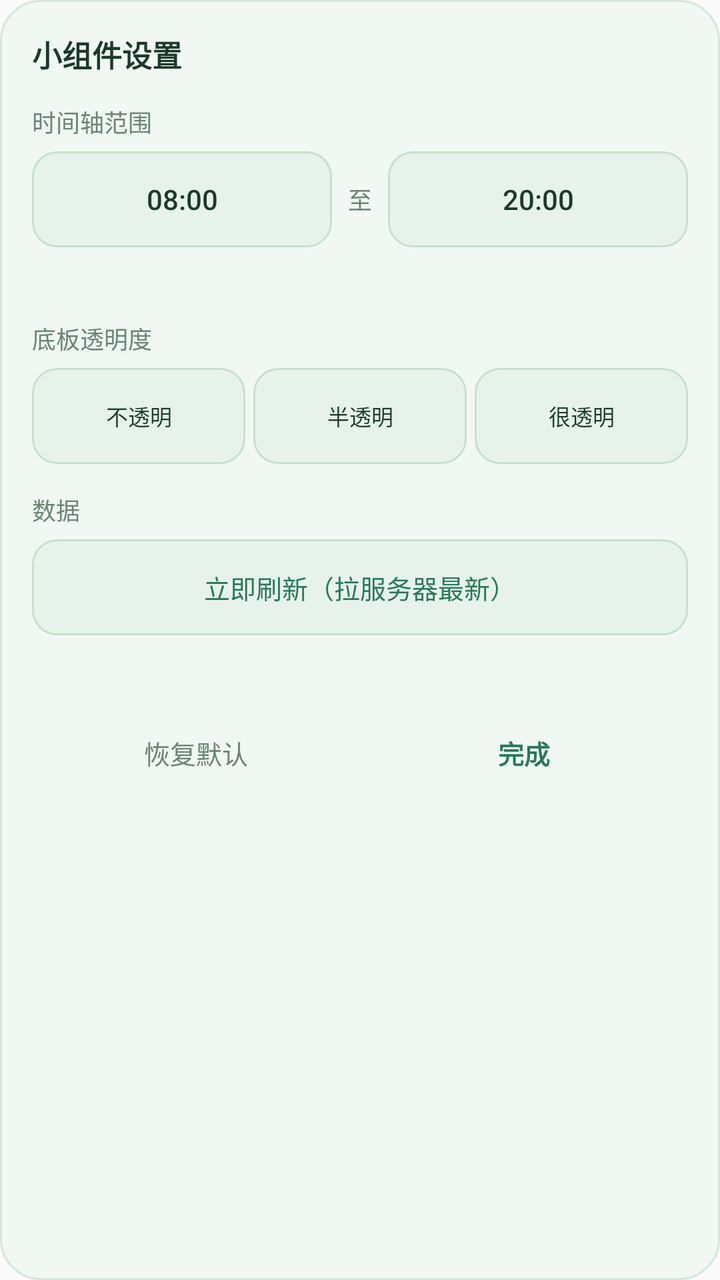
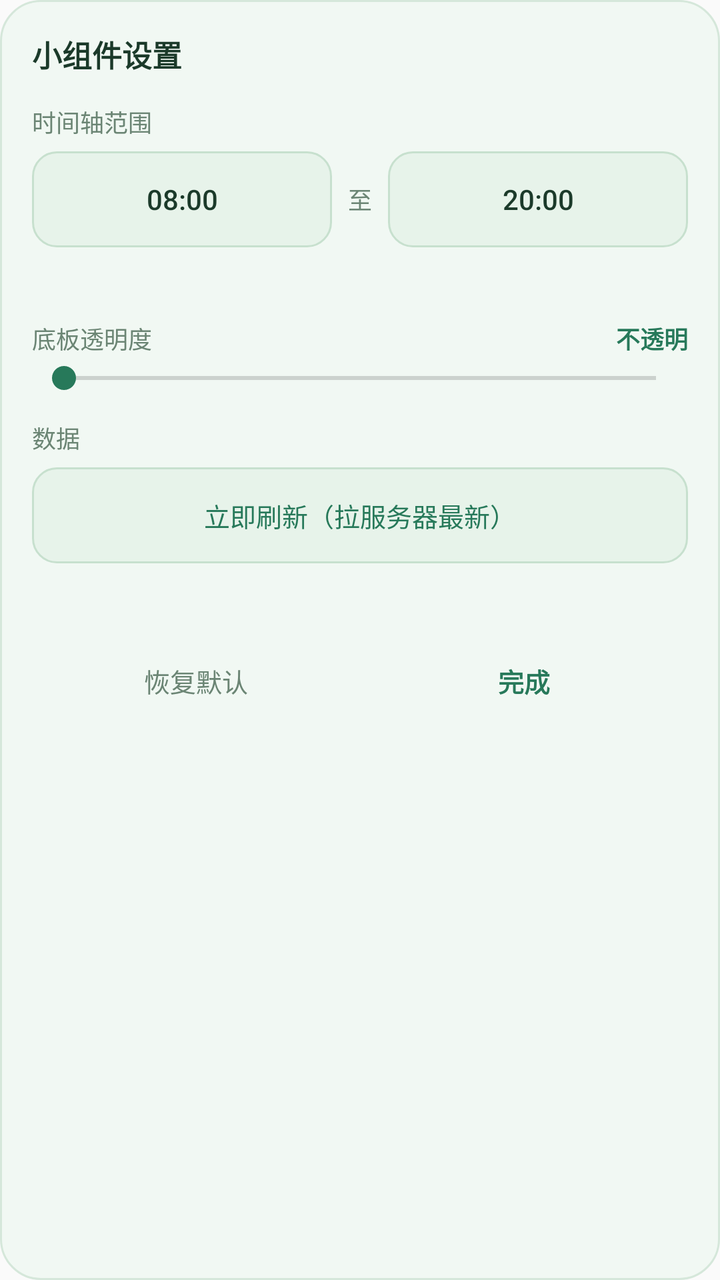

An Android layout rendered at two revisions. The XML below is the earlier revision; the diff shows what the commit changed to produce the second picture.
<!-- AndroidManifest.xml: application theme AppTheme -->
<!-- res/layout/dialog_settings.xml -->
<?xml version="1.0" encoding="utf-8"?>
<LinearLayout xmlns:android="http://schemas.android.com/apk/res/android"
    android:layout_width="292dp"
    android:layout_height="wrap_content"
    android:background="@drawable/widget_bg"
    android:orientation="vertical"
    android:padding="16dp">

    <TextView
        android:layout_width="match_parent"
        android:layout_height="wrap_content"
        android:text="小组件设置"
        android:textColor="#1B3A2A"
        android:textSize="15sp"
        android:textStyle="bold" />

    
    <TextView
        android:layout_width="match_parent"
        android:layout_height="wrap_content"
        android:layout_marginTop="14dp"
        android:text="时间轴范围"
        android:textColor="#6B8574"
        android:textSize="12sp" />

    <LinearLayout
        android:layout_width="match_parent"
        android:layout_height="wrap_content"
        android:layout_marginTop="6dp"
        android:gravity="center_vertical"
        android:orientation="horizontal">

        <Button
            android:id="@+id/s_start"
            style="?android:attr/borderlessButtonStyle"
            android:layout_width="0dp"
            android:layout_height="wrap_content"
            android:layout_weight="1"
            android:background="@drawable/widget_habit_bg"
            android:text="08:00"
            android:textColor="#1B3A2A"
            android:textSize="14sp" />

        <TextView
            android:layout_width="wrap_content"
            android:layout_height="wrap_content"
            android:layout_marginLeft="8dp"
            android:layout_marginRight="8dp"
            android:text="至"
            android:textColor="#6B8574"
            android:textSize="12sp" />

        <Button
            android:id="@+id/s_end"
            style="?android:attr/borderlessButtonStyle"
            android:layout_width="0dp"
            android:layout_height="wrap_content"
            android:layout_weight="1"
            android:background="@drawable/widget_habit_bg"
            android:text="20:00"
            android:textColor="#1B3A2A"
            android:textSize="14sp" />
    </LinearLayout>

    <TextView
        android:id="@+id/s_hint"
        android:layout_width="match_parent"
        android:layout_height="wrap_content"
        android:layout_marginTop="8dp"
        android:textColor="#8AA294"
        android:textSize="11sp" />

    
    <TextView
        android:layout_width="match_parent"
        android:layout_height="wrap_content"
        android:layout_marginTop="14dp"
        android:text="底板透明度"
        android:textColor="#6B8574"
        android:textSize="12sp" />

    <LinearLayout
        android:layout_width="match_parent"
        android:layout_height="wrap_content"
        android:layout_marginTop="6dp"
        android:orientation="horizontal">

        <Button
            android:id="@+id/s_a100"
            style="?android:attr/borderlessButtonStyle"
            android:layout_width="0dp"
            android:layout_height="wrap_content"
            android:layout_weight="1"
            android:background="@drawable/widget_habit_bg"
            android:minWidth="0dp"
            android:paddingLeft="0dp"
            android:paddingRight="0dp"
            android:text="不透明"
            android:textColor="#1B3A2A"
            android:textSize="11sp" />

        <Button
            android:id="@+id/s_a70"
            style="?android:attr/borderlessButtonStyle"
            android:layout_width="0dp"
            android:layout_height="wrap_content"
            android:layout_marginLeft="4dp"
            android:layout_weight="1"
            android:background="@drawable/widget_habit_bg"
            android:minWidth="0dp"
            android:paddingLeft="0dp"
            android:paddingRight="0dp"
            android:text="半透明"
            android:textColor="#1B3A2A"
            android:textSize="11sp" />

        <Button
            android:id="@+id/s_a45"
            style="?android:attr/borderlessButtonStyle"
            android:layout_width="0dp"
            android:layout_height="wrap_content"
            android:layout_marginLeft="4dp"
            android:layout_weight="1"
            android:background="@drawable/widget_habit_bg"
            android:minWidth="0dp"
            android:paddingLeft="0dp"
            android:paddingRight="0dp"
            android:text="很透明"
            android:textColor="#1B3A2A"
            android:textSize="11sp" />
    </LinearLayout>

    
    <TextView
        android:layout_width="match_parent"
        android:layout_height="wrap_content"
        android:layout_marginTop="14dp"
        android:text="数据"
        android:textColor="#6B8574"
        android:textSize="12sp" />

    <Button
        android:id="@+id/s_refresh"
        style="?android:attr/borderlessButtonStyle"
        android:layout_width="match_parent"
        android:layout_height="wrap_content"
        android:layout_marginTop="6dp"
        android:background="@drawable/widget_habit_bg"
        android:text="立即刷新（拉服务器最新）"
        android:textColor="#27795A"
        android:textSize="13sp" />

    <TextView
        android:id="@+id/s_status"
        android:layout_width="match_parent"
        android:layout_height="wrap_content"
        android:layout_marginTop="6dp"
        android:textColor="#8AA294"
        android:textSize="11sp" />

    
    <LinearLayout
        android:layout_width="match_parent"
        android:layout_height="wrap_content"
        android:layout_marginTop="14dp"
        android:orientation="horizontal">

        <Button
            android:id="@+id/s_reset"
            style="?android:attr/borderlessButtonStyle"
            android:layout_width="0dp"
            android:layout_height="wrap_content"
            android:layout_weight="1"
            android:text="恢复默认"
            android:textColor="#6B8574"
            android:textSize="13sp" />

        <Button
            android:id="@+id/s_done"
            style="?android:attr/borderlessButtonStyle"
            android:layout_width="0dp"
            android:layout_height="wrap_content"
            android:layout_weight="1"
            android:text="完成"
            android:textColor="#27795A"
            android:textSize="13sp"
            android:textStyle="bold" />
    </LinearLayout>
</LinearLayout>
<!-- resources referenced by this layout -->
<resources>
  <!-- drawable widget_bg (drawable) -->
  <?xml version="1.0" encoding="utf-8"?>
  <shape xmlns:android="http://schemas.android.com/apk/res/android"
      android:shape="rectangle">
      <solid android:color="#F1F8F3" />
      <corners android:radius="20dp" />
      <stroke android:width="1dp" android:color="#D5E7DA" />
  </shape>
  <!-- drawable widget_habit_bg (drawable) -->
  <?xml version="1.0" encoding="utf-8"?>
  <shape xmlns:android="http://schemas.android.com/apk/res/android"
      android:shape="rectangle">
      <solid android:color="#E7F3EA" />
      <corners android:radius="12dp" />
      <stroke android:width="1dp" android:color="#C7E0CE" />
  </shape>
  <style name="AppTheme" parent="Theme.AppCompat.Light.DarkActionBar">
          
          <item name="colorPrimary">@color/colorPrimary</item>
          <item name="colorPrimaryDark">@color/colorPrimaryDark</item>
          <item name="colorAccent">@color/colorAccent</item>
      </style>
</resources>

<!-- the commit's change to res/layout/dialog_settings.xml (unified diff, before → after) -->
@@ -71,70 +71,45 @@
         android:textSize="11sp" />
 
     
-    <TextView
+    <LinearLayout
         android:layout_width="match_parent"
         android:layout_height="wrap_content"
         android:layout_marginTop="14dp"
-        android:text="底板透明度"
-        android:textColor="#6B8574"
-        android:textSize="12sp" />
-
-    <LinearLayout
-        android:layout_width="match_parent"
-        android:layout_height="wrap_content"
-        android:layout_marginTop="6dp"
         android:orientation="horizontal">
 
-        <Button
-            android:id="@+id/s_a100"
-            style="?android:attr/borderlessButtonStyle"
+        <TextView
             android:layout_width="0dp"
             android:layout_height="wrap_content"
             android:layout_weight="1"
-            android:background="@drawable/widget_habit_bg"
-            android:minWidth="0dp"
-            android:paddingLeft="0dp"
-            android:paddingRight="0dp"
+            android:text="底板透明度"
+            android:textColor="#6B8574"
+            android:textSize="12sp" />
+
+        <TextView
+            android:id="@+id/s_alpha_label"
+            android:layout_width="wrap_content"
+            android:layout_height="wrap_content"
             android:text="不透明"
-            android:textColor="#1B3A2A"
-            android:textSize="11sp" />
+            android:textColor="#27795A"
+            android:textSize="12sp"
+            android:textStyle="bold" />
+    </LinearLayout>
 
-        <Button
-            android:id="@+id/s_a70"
-            style="?android:attr/borderlessButtonStyle"
-            android:layout_width="0dp"
-            android:layout_height="wrap_content"
-            android:layout_marginLeft="4dp"
-            android:layout_weight="1"
-            android:background="@drawable/widget_habit_bg"
-            android:minWidth="0dp"
-            android:paddingLeft="0dp"
-            android:paddingRight="0dp"
-            android:text="半透明"
-            android:textColor="#1B3A2A"
-            android:textSize="11sp" />
-
-        <Button
-            android:id="@+id/s_a45"
-            style="?android:attr/borderlessButtonStyle"
-            android:layout_width="0dp"
-            android:layout_height="wrap_content"
-            android:layout_marginLeft="4dp"
-            android:layout_weight="1"
-            android:background="@drawable/widget_habit_bg"
-            android:minWidth="0dp"
-            android:paddingLeft="0dp"
-            android:paddingRight="0dp"
-            android:text="很透明"
-            android:textColor="#1B3A2A"
-            android:textSize="11sp" />
-    </LinearLayout>
+    <SeekBar
+        android:id="@+id/s_alpha"
+        android:layout_width="match_parent"
+        android:layout_height="wrap_content"
+        android:layout_marginTop="2dp"
+        android:max="4"
+        android:progress="0"
+        android:progressTint="#27795A"
+        android:thumbTint="#27795A" />
 
     
     <TextView
         android:layout_width="match_parent"
         android:layout_height="wrap_content"
-        android:layout_marginTop="14dp"
+        android:layout_marginTop="12dp"
         android:text="数据"
         android:textColor="#6B8574"
         android:textSize="12sp" />
